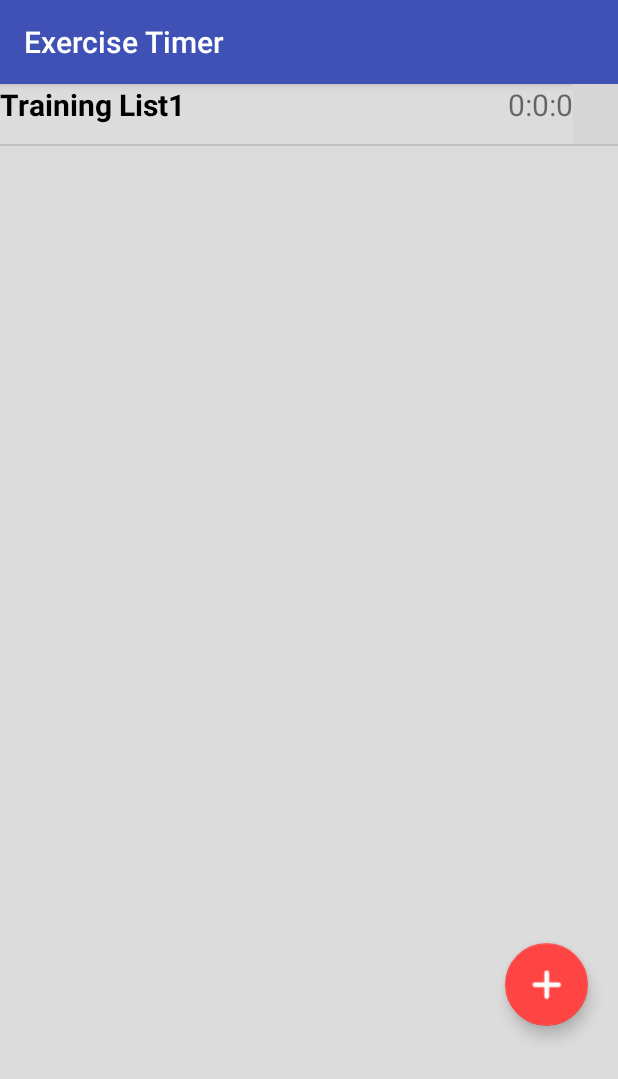
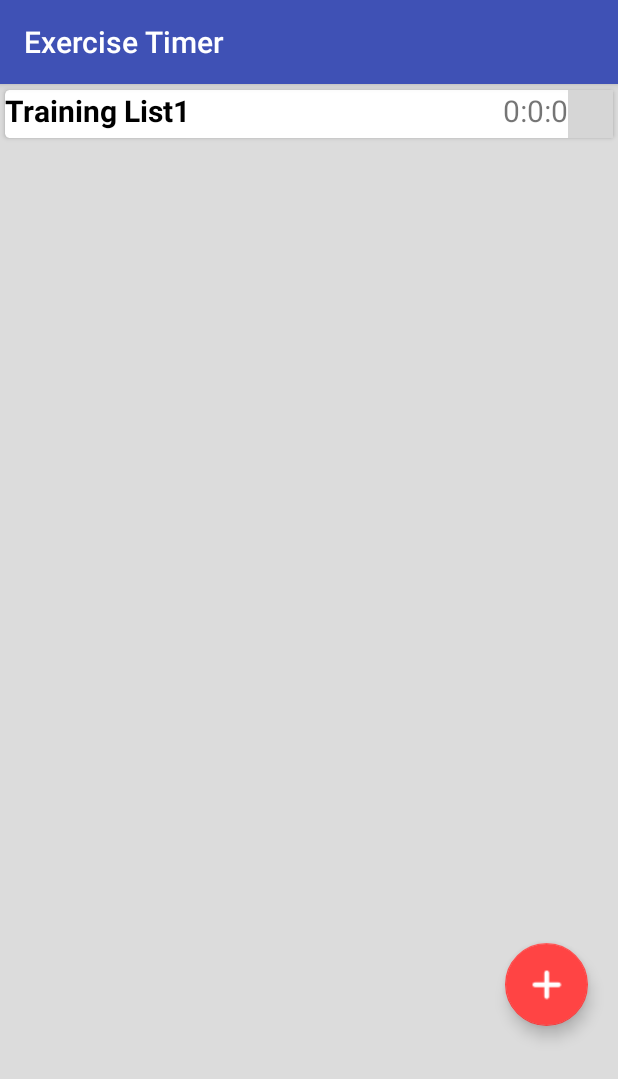
Before and after one commit to joy369/Timer, an Android app: the screen it shows after launch (MainActivity), after a tap on an icon or button, on a phone screen of 412 x 824 dp. Shown: the top 1079 px of the screen. Run offline under Robolectric (Android 15) with nearby library versions, the phone set to English and light mode, and no system bars; grey boxes are pictures that could not be loaded.

Commit message:
make it look nicer

```diff
--- a/app/src/main/res/layout/activity_main.xml
+++ b/app/src/main/res/layout/activity_main.xml
@@ -12,7 +12,9 @@
     <ListView
         android:id="@+id/training_list"
         android:layout_width="match_parent"
-        android:layout_height="match_parent" />
+        android:layout_height="match_parent"
+        android:divider="@null"
+        android:dividerHeight="0dp"/>
 
     <android.support.design.widget.FloatingActionButton
         android:id="@+id/floatingActionButton1"
--- a/app/src/main/res/layout/cycle_action.xml
+++ b/app/src/main/res/layout/cycle_action.xml
@@ -82,7 +82,7 @@
                 android:layout_width="60dp"
                 android:layout_height="wrap_content"
                 android:gravity="center"
-                android:hint="10"
+                android:hint="2"
                 android:inputType="numberDecimal"
                 android:maxLength="2"
                 android:maxLines="1"
--- a/app/src/main/res/layout/training_list.xml
+++ b/app/src/main/res/layout/training_list.xml
@@ -1,11 +1,22 @@
 <?xml version="1.0" encoding="utf-8"?>
-<android.support.constraint.ConstraintLayout
-    xmlns:android="http://schemas.android.com/apk/res/android"
+<android.support.constraint.ConstraintLayout xmlns:android="http://schemas.android.com/apk/res/android"
     xmlns:app="http://schemas.android.com/apk/res-auto"
     xmlns:tools="http://schemas.android.com/tools"
     android:layout_width="match_parent"
     android:layout_height="40dp">
 
+    <android.support.v7.widget.CardView
+        android:id="@+id/custom_action_card"
+        android:layout_width="match_parent"
+        android:layout_height="match_parent"
+        android:foreground="?android:attr/selectableItemBackground"
+        app:cardCornerRadius="3dp"
+        app:cardUseCompatPadding="true">
+
+        <android.support.constraint.ConstraintLayout
+            android:id="@+id/e_"
+            android:layout_width="match_parent"
+            android:layout_height="match_parent">
 
             <TextView
                 android:id="@+id/TL_name"
@@ -26,18 +37,20 @@
                 android:id="@+id/TL_time"
                 android:layout_width="wrap_content"
                 android:layout_height="match_parent"
-        app:layout_constraintRight_toLeftOf="@+id/TL_dots"
                 android:maxLines="1"
                 android:singleLine="true"
                 android:text="time"
-        android:textSize="20sp" />
+                android:textSize="20sp"
+                app:layout_constraintRight_toLeftOf="@+id/TL_dots" />
 
             <ImageView
                 android:id="@+id/TL_dots"
                 android:layout_width="30dp"
                 android:layout_height="match_parent"
                 app:layout_constraintRight_toRightOf="parent"
-        app:srcCompat="@drawable/threedots"
-        />
+                app:srcCompat="@drawable/threedots" />
+        </android.support.constraint.ConstraintLayout>
+
+    </android.support.v7.widget.CardView>
 
 </android.support.constraint.ConstraintLayout>
--- a/app/src/main/res/menu/tl_menu.xml
+++ b/app/src/main/res/menu/tl_menu.xml
@@ -1,5 +1,6 @@
 <?xml version="1.0" encoding="utf-8"?>
 <menu xmlns:android="http://schemas.android.com/apk/res/android">
+
     <item
         android:id="@+id/TL_rename"
         android:title="Rename" />
```
Also changed, not shown: app/src/main/java/group6/exercisetimer/ActionSettingActivity.java (+22 -3 lines), app/src/main/res/menu/act_bar_menu.xml (+7 -2 lines), app/src/main/res/drawable/reset.png (added). Lines whose indentation alone changed are shown as unchanged.
